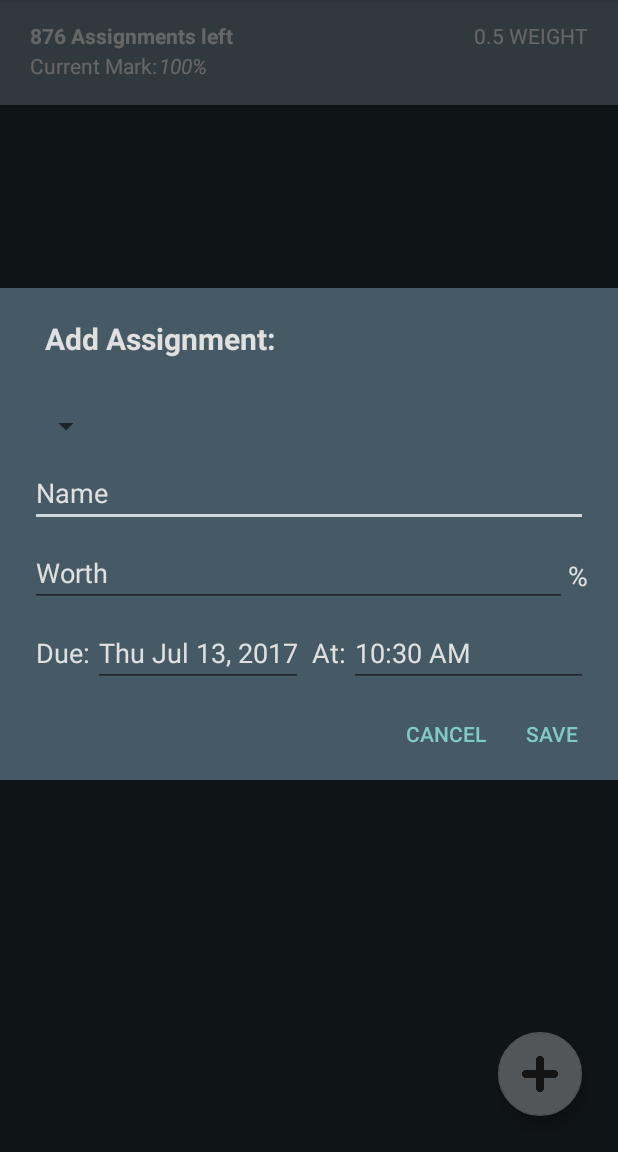
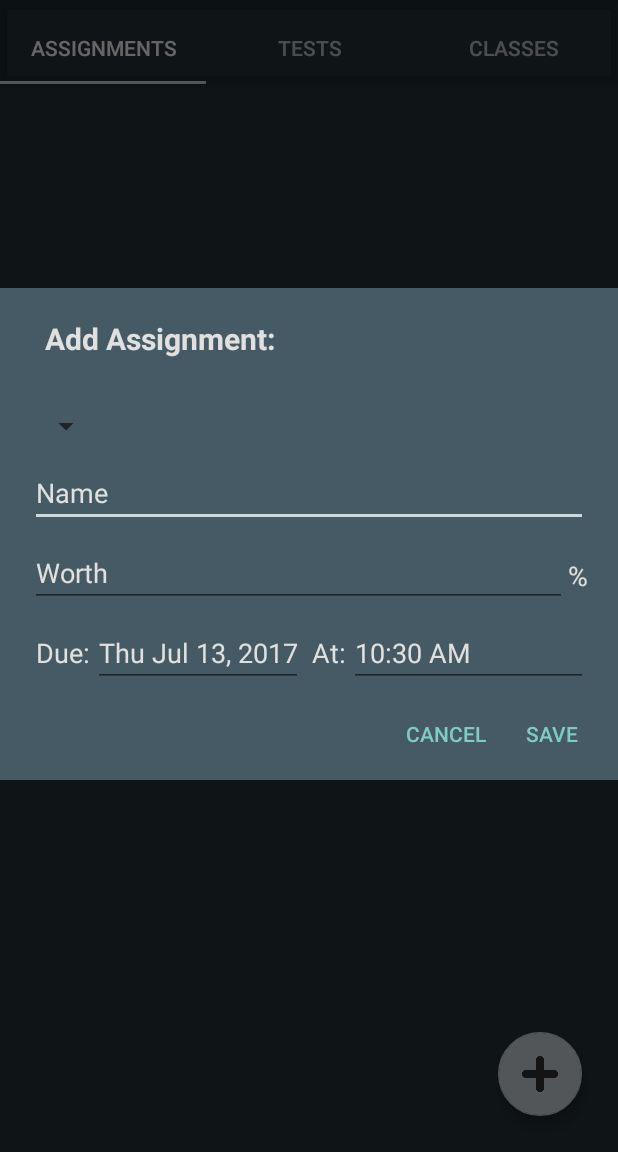
Before and after one commit to peterspenler/ClassiCal, an Android app: the CourseViewActivity screen opened directly, with no data from a screen before it, after a tap on an icon or button, on a phone screen of 412 x 824 dp, the part 84-1236 px from its top. Run offline under Robolectric (Android 15) with nearby library versions, the phone set to English and light mode, and no system bars; 7 statements that could not run were skipped.

Commit message:
added tabbed layout to Course View screen

```diff
--- a/app/src/main/java/com/spenler/peter/classmanager/AddAssignmentDialog.java
+++ b/app/src/main/java/com/spenler/peter/classmanager/AddAssignmentDialog.java
@@ -41,6 +41,7 @@ public class AddAssignmentDialog extends DialogFragment {
     private EditText dateEdit;
     private EditText timeEdit;
     private Calendar calendar;
+    private Course currentCourse;
 
     @Override
     public Dialog onCreateDialog(Bundle savedInstanceState){
@@ -49,14 +50,14 @@ public class AddAssignmentDialog extends DialogFragment {
 
         inflater = getActivity().getLayoutInflater();
         dialogView = inflater.inflate(R.layout.dialog_add_assignment, null);
-        nameEdit = (EditText) dialogView.findViewById(R.id.nameDialog);
-        worthEdit = (EditText) dialogView.findViewById(R.id.WeightDialog);
+        nameEdit = (EditText) dialogView.findViewById(R.id.assignmentNameDialog);
+        worthEdit = (EditText) dialogView.findViewById(R.id.assignmentWorthDialog);
         courseSpinner = (Spinner) dialogView.findViewById(R.id.assignmentCourseSpinner);
         dateEdit = (EditText) dialogView.findViewById(R.id.assignmentDueDateText);
         timeEdit = (EditText) dialogView.findViewById(R.id.assignmentDueTimeText);
         calendar = Calendar.getInstance();
 
-        Course currentCourse = getArguments().getParcelable("course");
+        currentCourse = getArguments().getParcelable("course");
         List<String> courseNames = new ArrayList<String>();
         final ArrayList<Course> courses = CoreManager.getCourses();
 
@@ -122,7 +123,7 @@ public class AddAssignmentDialog extends DialogFragment {
                     @Override
                     public void onClick(DialogInterface dialog, int id) {
                         try {
-                            CoreManager.addCourse(nameEdit.getText().toString(), Float.parseFloat(worthEdit.getText().toString()), 0);
+                            currentCourse.addAssignment(nameEdit.getText().toString(), Integer.parseInt(worthEdit.getText().toString()), calendar.getTime() ,currentCourse.getName(), currentCourse.getColor());
                         }
                         catch(Exception e){
                             Toast.makeText(dialogView.getContext() ,"All values must be filled", Toast.LENGTH_SHORT).show();
--- a/app/src/main/java/com/spenler/peter/classmanager/Course.java
+++ b/app/src/main/java/com/spenler/peter/classmanager/Course.java
@@ -3,6 +3,7 @@ package com.spenler.peter.classmanager;
 import android.graphics.Color;
 import android.os.Parcel;
 import android.os.Parcelable;
+import android.util.Log;
 
 import java.util.ArrayList;
 import java.util.Date;
@@ -51,8 +52,9 @@ public class Course implements Parcelable {
 
     public ArrayList<Lecture> getLectures(){return (ArrayList<Lecture>) lectures.clone();}
 
-    public void addAssignment (String name, int weight, Date dueDate, int course, Color color){
-        assignments.add(new Assignment(name, weight, dueDate, assignments.size(), color));
+    public void addAssignment (String name, int weight, Date dueDate, String course, int color){
+        assignments.add(new Assignment(name, weight, dueDate, course, color));
+        Log.d("Adding Assignment", assignments.get(assignments.size()).getName());
     }
     public void addLecture(Date start, Date end, Color color){
         lectures.add(new Lecture(start, end, color));
--- /dev/null
+++ b/app/src/main/java/com/spenler/peter/classmanager/CourseAssignmentsFragment.java
@@ -0,0 +1,111 @@
+package com.spenler.peter.classmanager;
+
+import android.content.Intent;
+import android.os.Bundle;
+import android.support.annotation.Nullable;
+import android.support.v4.app.Fragment;
+import android.support.v7.widget.CardView;
+import android.support.v7.widget.LinearLayoutManager;
+import android.support.v7.widget.RecyclerView;
+import android.view.LayoutInflater;
+import android.view.View;
+import android.view.ViewGroup;
+import android.widget.ImageView;
+import android.widget.TextView;
+
+import java.util.List;
+
+/**
+ * Created by peter on 7/13/17.
+ */
+
+public class CourseAssignmentsFragment extends Fragment {
+    private static final String TAG = "CourseAssignmentsFragment";
+    private Course currentCourse;
+
+    @Nullable
+    @Override
+    public View onCreateView(LayoutInflater inflater, @Nullable ViewGroup container, @Nullable Bundle savedInstanceState) {
+        View view = inflater.inflate(R.layout.courses_fragment, container, false);
+        RecyclerView rv = (RecyclerView) view.findViewById(R.id.recyclerView);
+        LinearLayoutManager llm = new LinearLayoutManager(container.getContext());
+        rv.setLayoutManager(llm);
+
+        currentCourse = getArguments().getParcelable("course");
+
+        CourseAssignmentsFragment.RVAdapter adapter = new CourseAssignmentsFragment.RVAdapter(currentCourse.getAssignments());
+        rv.setAdapter(adapter);
+
+        return view;
+    }
+
+    public static CourseAssignmentsFragment newInstance (Course course){
+        CourseAssignmentsFragment caf = new CourseAssignmentsFragment();
+        Bundle bundle = new Bundle();
+        bundle.putParcelable("course",course);
+        caf.setArguments(bundle);
+        return caf;
+    }
+
+    public class RVAdapter extends RecyclerView.Adapter<CourseAssignmentsFragment.RVAdapter.AssignmentViewHolder>{
+
+        List<Assignment> assignments = currentCourse.getAssignments();
+
+        RVAdapter(List<Assignment> assignments){
+            this.assignments = assignments;
+        }
+
+        public class AssignmentViewHolder extends RecyclerView.ViewHolder{
+            CardView cv;
+            TextView assignmentName;
+            TextView assignmentValue;
+            TextView assignmentDue;
+            Assignment currentAssignment;
+
+            public AssignmentViewHolder(final View itemView) {
+                super(itemView);
+                cv = (CardView) itemView.findViewById(R.id.card_view);
+                assignmentName = (TextView) itemView.findViewById(R.id.assignmentTitleText);
+                assignmentValue = (TextView) itemView.findViewById(R.id.assignmentValueText);
+                assignmentDue = (TextView) itemView.findViewById(R.id.assignmentDueDateText);
+
+                itemView.setOnClickListener(new View.OnClickListener(){
+                    @Override
+                    public void onClick(View view){
+                        Bundle bundle = new Bundle();
+                        bundle.putParcelable("assignment",assignments.get(getAdapterPosition()));
+
+                        Intent intent = new Intent(itemView.getContext(), CourseViewActivity.class);
+                        intent.putExtras(bundle);
+
+                        startActivity(intent);
+                    }
+                });
+            }
+        }
+        public CourseAssignmentsFragment.RVAdapter.AssignmentViewHolder onCreateViewHolder(ViewGroup parent, int viewType) {
+            View v = LayoutInflater.from(parent.getContext()).inflate(R.layout.course_layout, parent, false);
+            CourseAssignmentsFragment.RVAdapter.AssignmentViewHolder cvh = new CourseAssignmentsFragment.RVAdapter.AssignmentViewHolder(v);
+            return cvh;
+        }
+
+        @Override
+        public void onBindViewHolder(CourseAssignmentsFragment.RVAdapter.AssignmentViewHolder holder, int position) {
+            holder.currentAssignment = assignments.get(position);
+            holder.assignmentName.setText(assignments.get(position).getName());
+            holder.assignmentValue.setText(String.valueOf(assignments.get(position).getWeight()) + "%");
+            holder.assignmentDue.setText(""+assignments.get(position).getDueDate());
+        }
+
+        @Override
+        public int getItemCount() {
+            return assignments.size();
+        }
+
+        @Override
+        public void onAttachedToRecyclerView(RecyclerView recyclerView) {
+            super.onAttachedToRecyclerView(recyclerView);
+        }
+
+    }
+}
--- /dev/null
+++ b/app/src/main/java/com/spenler/peter/classmanager/CourseClassesFragment.java
@@ -0,0 +1,24 @@
+package com.spenler.peter.classmanager;
+
+import android.support.v4.app.Fragment;
+import android.os.Bundle;
+import android.support.annotation.Nullable;
+import android.view.LayoutInflater;
+import android.view.View;
+import android.view.ViewGroup;
+
+/**
+ * Created by peter on 7/13/17.
+ */
+
+public class CourseClassesFragment extends Fragment {
+    private static final String TAG = "Tab1Fragment";
+
+    @Nullable
+    @Override
+    public View onCreateView(LayoutInflater inflater, @Nullable ViewGroup container, @Nullable Bundle savedInstanceState) {
+        View view = inflater.inflate(R.layout.tab2_fragment, container, false);
+
+        return view;
+    }
+}
--- /dev/null
+++ b/app/src/main/java/com/spenler/peter/classmanager/CourseTestsFragment.java
@@ -0,0 +1,24 @@
+package com.spenler.peter.classmanager;
+
+import android.support.v4.app.Fragment;
+import android.os.Bundle;
+import android.support.annotation.Nullable;
+import android.view.LayoutInflater;
+import android.view.View;
+import android.view.ViewGroup;
+
+/**
+ * Created by peter on 7/13/17.
+ */
+
+public class CourseTestsFragment extends Fragment {
+    private static final String TAG = "Tab1Fragment";
+
+    @Nullable
+    @Override
+    public View onCreateView(LayoutInflater inflater, @Nullable ViewGroup container, @Nullable Bundle savedInstanceState) {
+        View view = inflater.inflate(R.layout.tab2_fragment, container, false);
+
+        return view;
+    }
+}
--- a/app/src/main/java/com/spenler/peter/classmanager/CourseViewActivity.java
+++ b/app/src/main/java/com/spenler/peter/classmanager/CourseViewActivity.java
@@ -1,16 +1,26 @@
 package com.spenler.peter.classmanager;
 
 import android.app.Activity;
+import android.content.Context;
 import android.graphics.Color;
 import android.graphics.drawable.ColorDrawable;
 import android.graphics.drawable.GradientDrawable;
 import android.os.Bundle;
 import android.support.annotation.Nullable;
+import android.support.design.widget.AppBarLayout;
+import android.support.design.widget.CoordinatorLayout;
+import android.support.design.widget.TabLayout;
+import android.support.v4.app.Fragment;
+import android.support.v4.app.FragmentManager;
+import android.support.v4.app.FragmentPagerAdapter;
+import android.support.v4.content.ContextCompat;
+import android.support.v4.view.ViewPager;
 import android.support.v7.app.ActionBar;
 import android.support.v7.app.AppCompatActivity;
 import android.support.v7.widget.CardView;
 import android.support.v7.widget.LinearLayoutManager;
 import android.support.v7.widget.RecyclerView;
+import android.util.Log;
 import android.view.LayoutInflater;
 import android.view.View;
 import android.view.ViewGroup;
@@ -18,6 +28,7 @@ import android.widget.ImageView;
 import android.widget.RelativeLayout;
 import android.widget.TextView;
 
+import java.util.ArrayList;
 import java.util.List;
 
 /**
@@ -29,24 +40,38 @@ public class CourseViewActivity extends AppCompatActivity{
     public static View view;
     private static Course course;
 
+    private SectionsPageAdapter mSectionsPageAdapter;
+    private ViewPager mViewPager;
+    public Context context = this;
+
     @Override
     protected void onCreate(Bundle savedInstanceState) {
         super.onCreate(savedInstanceState);
         setContentView(R.layout.activity_course_view);
         Bundle bundle = getIntent().getExtras();
+        activity = this;
+        course = bundle.getParcelable("course");
+
+        mSectionsPageAdapter = new SectionsPageAdapter(getSupportFragmentManager());
+        mViewPager = (ViewPager) findViewById(R.id.container);
+        setupViewPager(mViewPager);
+        TabLayout tabLayout = (TabLayout) findViewById(R.id.tabs);
+        tabLayout.setupWithViewPager(mViewPager);
 
         ActionBar actionBar = getSupportActionBar();
-        RelativeLayout infoLayout = (RelativeLayout) findViewById(R.id.courseInfoLayout);
-
-        activity = this;
-        course = bundle.getParcelable("course");
 
         actionBar.setTitle(course.getName());
         actionBar.setBackgroundDrawable(new ColorDrawable(course.getColor()));
 
         int darkColor = CoreManager.darkenColor(course.getColor(), 0.7f);
-        activity.getWindow().setStatusBarColor(CoreManager.darkenColor(course.getColor(), 0.7f));
-        infoLayout.setBackgroundColor(CoreManager.darkenColor(course.getColor(), 0.85f));
+        activity.getWindow().setStatusBarColor(darkColor);
+
+        TabLayout tabBar =  (TabLayout) findViewById(R.id.tabs);
+        AppBarLayout tabBarBackground = (AppBarLayout) findViewById(R.id.appbar);
+        int lightColor = CoreManager.darkenColor(course.getColor(), 1.1f);
+        tabBar.setBackgroundColor(lightColor);
+        tabBarBackground.setBackgroundColor(lightColor);
+
 
     }
 
@@ -59,4 +84,56 @@ public class CourseViewActivity extends AppCompatActivity{
 
         addAssignmentDialog.show(getFragmentManager(), "Add Course Dialog");
     }
+
+    private void setupViewPager (ViewPager viewPager){
+
+        SectionsPageAdapter adapter = new SectionsPageAdapter(getSupportFragmentManager());
+
+     //   CourseAssignmentsFragment assignments = CourseAssignmentsFragment.newInstance(course);
+     //   CourseTestsFragment tests = new CourseTestsFragment();
+     //   CourseClassesFragment classes = new CourseClassesFragment();
+
+    //    assignments.setArguments(bundle);
+      //  tests.setArguments(bundle);
+       // classes.setArguments(bundle);
+
+        adapter.addFragment(CourseAssignmentsFragment.newInstance(course), "Assignments");
+        adapter.addFragment(new CourseTestsFragment(), "Tests");
+        adapter.addFragment(new CourseClassesFragment(), "Classes");
+        viewPager.setAdapter(adapter);
+    }
+
+    public void openCalendar(){
+        Log.i("MainActivity", "Calendar Button Pressed");
+    }
+
+    private class SectionsPageAdapter extends FragmentPagerAdapter {
+
+        private final List<Fragment> mFragmentList = new ArrayList<>();
+        private final List<String> mFragmentTitleList = new ArrayList<>();
+
+        public void addFragment(Fragment fragment, String title){
+            mFragmentList.add(fragment);
+            mFragmentTitleList.add(title);
+        }
+
+        public SectionsPageAdapter(FragmentManager fm) {
+            super(fm);
+        }
+
+        @Override
+        public CharSequence getPageTitle(int position) {
+            return mFragmentTitleList.get(position);
+        }
+
+        @Override
+        public Fragment getItem(int position) {
+            return mFragmentList.get(position);
+        }
+
+        @Override
+        public int getCount() {
+            return mFragmentList.size();
+        }
+    }
 }
--- a/app/src/main/res/layout/activity_course_view.xml
+++ b/app/src/main/res/layout/activity_course_view.xml
@@ -1,48 +1,42 @@
-<?xml version="1.0" encoding="utf-8"?>
-<RelativeLayout
-    xmlns:android="http://schemas.android.com/apk/res/android"
+<android.support.design.widget.CoordinatorLayout xmlns:android="http://schemas.android.com/apk/res/android"
+    xmlns:app="http://schemas.android.com/apk/res-auto"
     xmlns:tools="http://schemas.android.com/tools"
-    xmlns:card_view="http://schemas.android.com/apk/res-auto"
+    android:id="@+id/main_content"
     android:layout_width="match_parent"
     android:layout_height="match_parent"
     tools:context="com.spenler.peter.classmanager.CourseViewActivity">
 
-    <LinearLayout xmlns:android="http://schemas.android.com/apk/res/android"
-        android:orientation="vertical" android:layout_width="match_parent"
-        android:layout_height="match_parent">
 
-        <include layout="@layout/course_info_layout"/>
+    <android.support.design.widget.AppBarLayout
+        android:id="@+id/appbar"
+        android:layout_width="match_parent"
+        android:layout_height="wrap_content"
+        android:paddingTop="@dimen/appbar_padding_top"
+        android:theme="@style/AppTheme.AppBarOverlay">
 
-        <android.support.v7.widget.CardView
-            xmlns:card_view="http://schemas.android.com/apk/res-auto"
-            android:id="@+id/card_view"
-            android:layout_gravity="center"
-            android:layout_width="wrap_content"
-            android:layout_height="90dp"
-            android:layout_marginTop="3dp"
-            card_view:cardCornerRadius="4dp"
-            card_view:cardElevation="4dp">
-        </android.support.v7.widget.CardView>
-        <android.support.v7.widget.RecyclerView
+        <android.support.design.widget.TabLayout
+            android:id="@+id/tabs"
             android:layout_width="match_parent"
-            android:layout_height="match_parent"
-            android:clipToPadding="false"
-            android:paddingBottom="100dp"
-            android:id="@+id/recyclerView"
-            />
+            android:layout_height="wrap_content"/>
 
-    </LinearLayout>
+    </android.support.design.widget.AppBarLayout>
+
+    <android.support.v4.view.ViewPager
+        android:id="@+id/container"
+        android:layout_width="match_parent"
+        android:layout_height="match_parent"
+        app:layout_behavior="@string/appbar_scrolling_view_behavior" />
+
     <android.support.design.widget.FloatingActionButton
         android:id="@+id/addActionButton"
+        android:layout_width="wrap_content"
         android:layout_height="wrap_content"
-        android:layout_width="wrap_content"
-        card_view:fabSize="normal"
-        android:layout_alignParentBottom="true"
-        android:layout_alignParentRight="true"
+        android:layout_gravity="bottom|end"
         android:layout_marginBottom="24dp"
         android:layout_marginRight="24dp"
         android:clickable="true"
         android:onClick="addItem"
+        app:fabSize="normal"
         android:src="@drawable/dark_plus"/>
 
-</RelativeLayout>
+</android.support.design.widget.CoordinatorLayout>
```
Also changed, not shown: app/src/main/java/com/spenler/peter/classmanager/Assignment.java (+60 -5 lines), app/src/main/res/layout/coure_assignments_fragment.xml (added, +30 -0 lines).
